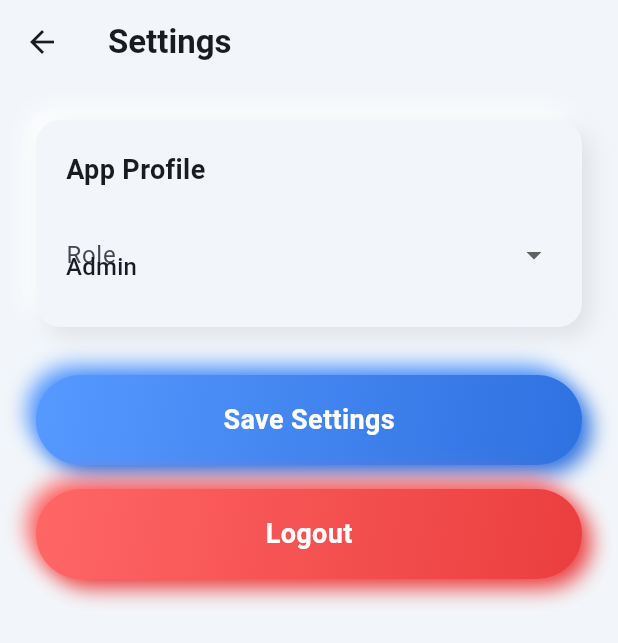
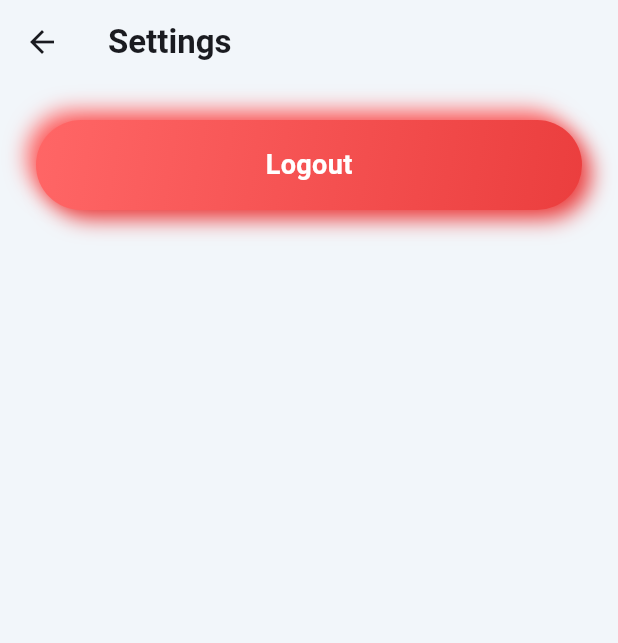
Before and after one commit to whoisadheep/GridCRM, a Flutter app: the SettingsScreen screen opened directly, on a phone screen of 412 x 824 dp. Shown: the top 643 px of the screen. Run offline on Flutter 3.47's test engine with Material 3 defaults, Android fonts, the phone set to English and light mode, and no system bars; drawn by our look-alikes of clay_containers; our stand-ins replace cloud_firestore, connectivity_plus, firebase_core, firebase_messaging, flutter_riverpod, shared_preferences and 1 more; accounts and stored records are empty.

Commit message:
Remove App Profile role switcher from Settings

```diff
--- a/app/lib/ui/screens/settings_screen.dart
+++ b/app/lib/ui/screens/settings_screen.dart
@@ -76,62 +76,8 @@ class _SettingsScreenState extends ConsumerState<SettingsScreen> {
         child: Column(
           crossAxisAlignment: CrossAxisAlignment.stretch,
           children: [
-            ClayContainer(
-              color: baseColor,
-              borderRadius: 16,
-              depth: 20,
-              child: Padding(
-                padding: const EdgeInsets.all(20.0),
-                child: Column(
-                  crossAxisAlignment: CrossAxisAlignment.stretch,
-                  children: [
-                    const Text('App Profile', style: TextStyle(fontSize: 18, fontWeight: FontWeight.bold)),
-                    const SizedBox(height: 16),
-                    DropdownButtonFormField<String>(
-                      isExpanded: true,
-                      value: _role,
-                      items: const [
-                        DropdownMenuItem(value: 'admin', child: Text('Admin')),
-                        DropdownMenuItem(value: 'technician', child: Text('Technician')),
-                      ],
-                      onChanged: (v) => setState(() => _role = v!),
-                      decoration: const InputDecoration(labelText: 'Role', border: InputBorder.none),
-                    ),
-                    if (_role == 'technician') ...[
-                      const SizedBox(height: 16),
-                      DropdownButtonFormField<String>(
-                        isExpanded: true,
-                        value: _selectedTech,
-                        items: [
-                          const DropdownMenuItem<String>(value: null, child: Text('Select a technician...')),
-                          ...techNames.map((t) => DropdownMenuItem(value: t, child: Text(t)))
-                        ],
-                        onChanged: (v) => setState(() => _selectedTech = v),
-                        decoration: const InputDecoration(labelText: 'Assigned Technician', border: InputBorder.none),
-                      ),
-                    ]
-                  ],
-                ),
-              ),
-            ),
-            const SizedBox(height: 32),
-            GestureDetector(
-              onTap: _saveSettings,
-              child: ClayContainer(
-                color: const Color(0xFF4285F4),
-                height: 60,
-                borderRadius: 30,
-                depth: 20,
-                curveType: CurveType.convex,
-                child: const Center(
-                  child: Text(
-                    'Save Settings',
-                    style: TextStyle(color: Colors.white, fontWeight: FontWeight.bold, fontSize: 18),
-                  ),
-                ),
-              ),
-            ),
-            const SizedBox(height: 16),
+            // App Profile section removed because we now have real user accounts via Login!
+
             GestureDetector(
               onTap: _logout,
               child: ClayContainer(
```
